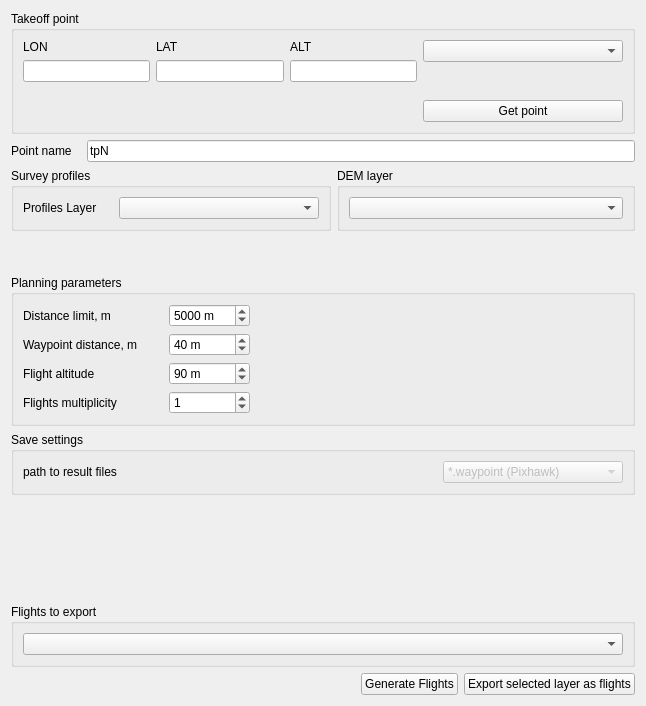
This is UI/FlightPlanning/FlightPlan_prototype.ui in raulett/RousettusTool as Qt 5 draws it before an edit. The edited form follows.
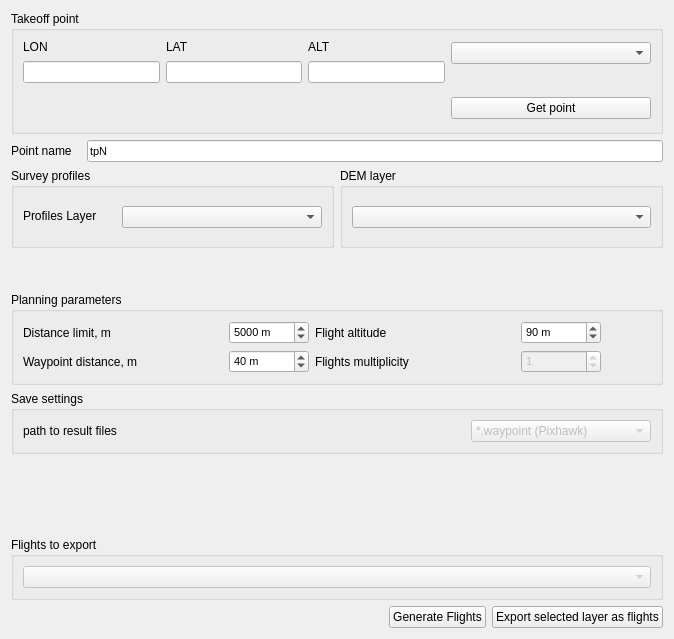
This is the edited form. Custom widgets are drawn as their Qt base class.

```diff
--- a/UI/FlightPlanning/FlightPlan_prototype.ui
+++ b/UI/FlightPlanning/FlightPlan_prototype.ui
@@ -6,8 +6,8 @@
    <rect>
     <x>0</x>
     <y>0</y>
-    <width>646</width>
-    <height>706</height>
+    <width>674</width>
+    <height>639</height>
    </rect>
   </property>
   <property name="minimumSize">
@@ -36,6 +36,23 @@
        <layout class="QGridLayout" name="gridLayout">
         <item row="1" column="2">
          <widget class="QLineEdit" name="lineEdit_alt">
+          <property name="minimumSize">
+           <size>
+            <width>0</width>
+            <height>22</height>
+           </size>
+          </property>
+          <property name="maximumSize">
+           <size>
+            <width>16777215</width>
+            <height>20</height>
+           </size>
+          </property>
+          <property name="font">
+           <font>
+            <pointsize>8</pointsize>
+           </font>
+          </property>
           <property name="inputMask">
            <string/>
           </property>
@@ -43,6 +60,23 @@
         </item>
         <item row="1" column="0">
          <widget class="QLineEdit" name="lineEdit_lon">
+          <property name="minimumSize">
+           <size>
+            <width>0</width>
+            <height>22</height>
+           </size>
+          </property>
+          <property name="maximumSize">
+           <size>
+            <width>16777215</width>
+            <height>20</height>
+           </size>
+          </property>
+          <property name="font">
+           <font>
+            <pointsize>8</pointsize>
+           </font>
+          </property>
           <property name="inputMask">
            <string/>
           </property>
@@ -70,6 +104,23 @@
         </item>
         <item row="1" column="1">
          <widget class="QLineEdit" name="lineEdit_lat">
+          <property name="minimumSize">
+           <size>
+            <width>0</width>
+            <height>22</height>
+           </size>
+          </property>
+          <property name="maximumSize">
+           <size>
+            <width>16777215</width>
+            <height>20</height>
+           </size>
+          </property>
+          <property name="font">
+           <font>
+            <pointsize>8</pointsize>
+           </font>
+          </property>
           <property name="inputMask">
            <string/>
           </property>
@@ -113,19 +164,42 @@
           <property name="minimumSize">
            <size>
             <width>200</width>
-            <height>0</height>
+            <height>22</height>
            </size>
           </property>
           <property name="maximumSize">
            <size>
             <width>200</width>
-            <height>16777215</height>
+            <height>20</height>
            </size>
           </property>
+          <property name="font">
+           <font>
+            <pointsize>8</pointsize>
+           </font>
+          </property>
          </widget>
         </item>
         <item>
-         <widget class="QgsFeaturePickerWidget" name="takeoff_point_ComboBox"/>
+         <widget class="QgsFeaturePickerWidget" name="takeoff_point_ComboBox">
+          <property name="minimumSize">
+           <size>
+            <width>0</width>
+            <height>22</height>
+           </size>
+          </property>
+          <property name="maximumSize">
+           <size>
+            <width>16777215</width>
+            <height>20</height>
+           </size>
+          </property>
+          <property name="font">
+           <font>
+            <pointsize>8</pointsize>
+           </font>
+          </property>
+         </widget>
         </item>
         <item>
          <widget class="QPushButton" name="pushButton_get_to_point">
@@ -156,6 +230,17 @@
      </item>
      <item>
       <widget class="QLineEdit" name="lineEdit">
+       <property name="minimumSize">
+        <size>
+         <width>0</width>
+         <height>22</height>
+        </size>
+       </property>
+       <property name="font">
+        <font>
+         <pointsize>8</pointsize>
+        </font>
+       </property>
        <property name="text">
         <string>tpN</string>
        </property>
@@ -167,6 +252,12 @@
     <layout class="QHBoxLayout" name="horizontalLayout_3">
      <item>
       <widget class="QGroupBox" name="groupBox_2">
+       <property name="minimumSize">
+        <size>
+         <width>0</width>
+         <height>80</height>
+        </size>
+       </property>
        <property name="title">
         <string>Survey profiles</string>
        </property>
@@ -178,7 +269,13 @@
             <property name="minimumSize">
              <size>
               <width>90</width>
-              <height>0</height>
+              <height>20</height>
+             </size>
+            </property>
+            <property name="maximumSize">
+             <size>
+              <width>16777215</width>
+              <height>20</height>
              </size>
             </property>
             <property name="text">
@@ -191,9 +288,20 @@
             <property name="minimumSize">
              <size>
               <width>200</width>
-              <height>0</height>
+              <height>22</height>
              </size>
             </property>
+            <property name="maximumSize">
+             <size>
+              <width>16777215</width>
+              <height>20</height>
+             </size>
+            </property>
+            <property name="font">
+             <font>
+              <pointsize>8</pointsize>
+             </font>
+            </property>
            </widget>
           </item>
          </layout>
@@ -212,9 +320,20 @@
           <property name="minimumSize">
            <size>
             <width>200</width>
-            <height>0</height>
+            <height>22</height>
            </size>
           </property>
+          <property name="maximumSize">
+           <size>
+            <width>16777215</width>
+            <height>20</height>
+           </size>
+          </property>
+          <property name="font">
+           <font>
+            <pointsize>8</pointsize>
+           </font>
+          </property>
          </widget>
         </item>
        </layout>
@@ -254,7 +373,7 @@
        <property name="minimumSize">
         <size>
          <width>200</width>
-         <height>0</height>
+         <height>32</height>
         </size>
        </property>
        <property name="maximumSize">
@@ -272,18 +391,29 @@
    </item>
    <item>
     <widget class="QGroupBox" name="groupBox_3">
+     <property name="minimumSize">
+      <size>
+       <width>200</width>
+       <height>0</height>
+      </size>
+     </property>
      <property name="title">
       <string>Planning parameters</string>
      </property>
      <layout class="QGridLayout" name="gridLayout_2">
-      <item row="0" column="1">
-       <widget class="QSpinBox" name="survey_dist_spinBox">
+      <item row="0" column="3">
+       <widget class="QSpinBox" name="flight_alt_spinBox">
         <property name="minimumSize">
          <size>
           <width>80</width>
-          <height>0</height>
+          <height>22</height>
          </size>
         </property>
+        <property name="font">
+         <font>
+          <pointsize>8</pointsize>
+         </font>
+        </property>
         <property name="suffix">
          <string> m</string>
         </property>
@@ -291,28 +421,7 @@
          <number>999999</number>
         </property>
         <property name="value">
-         <number>5000</number>
-        </property>
-       </widget>
-      </item>
-      <item row="2" column="0">
-       <widget class="QLabel" name="label_14">
-        <property name="text">
-         <string>Flight altitude</string>
-        </property>
-       </widget>
-      </item>
-      <item row="3" column="1">
-       <widget class="QSpinBox" name="flights_mult_spinBox">
-        <property name="value">
-         <number>1</number>
-        </property>
-       </widget>
-      </item>
-      <item row="3" column="0">
-       <widget class="QLabel" name="label_6">
-        <property name="text">
-         <string>Flights multiplicity</string>
+         <number>90</number>
         </property>
        </widget>
       </item>
@@ -320,10 +429,15 @@
        <widget class="QSpinBox" name="waypoint_dist_spinBox">
         <property name="minimumSize">
          <size>
-          <width>50</width>
-          <height>0</height>
+          <width>80</width>
+          <height>22</height>
          </size>
         </property>
+        <property name="font">
+         <font>
+          <pointsize>8</pointsize>
+         </font>
+        </property>
         <property name="suffix">
          <string> m</string>
         </property>
@@ -335,11 +449,37 @@
         </property>
        </widget>
       </item>
+      <item row="0" column="2">
+       <widget class="QLabel" name="label_14">
+        <property name="minimumSize">
+         <size>
+          <width>200</width>
+          <height>0</height>
+         </size>
+        </property>
+        <property name="text">
+         <string>Flight altitude</string>
+        </property>
+       </widget>
+      </item>
+      <item row="1" column="0">
+       <widget class="QLabel" name="label_9">
+        <property name="minimumSize">
+         <size>
+          <width>200</width>
+          <height>0</height>
+         </size>
+        </property>
+        <property name="text">
+         <string>Waypoint distance, m</string>
+        </property>
+       </widget>
+      </item>
       <item row="0" column="0">
        <widget class="QLabel" name="label_5">
         <property name="minimumSize">
          <size>
-          <width>140</width>
+          <width>200</width>
           <height>0</height>
          </size>
         </property>
@@ -354,21 +494,19 @@
         </property>
        </widget>
       </item>
-      <item row="1" column="0">
-       <widget class="QLabel" name="label_9">
-        <property name="text">
-         <string>Waypoint distance, m</string>
-        </property>
-       </widget>
-      </item>
-      <item row="2" column="1">
-       <widget class="QSpinBox" name="flight_alt_spinBox">
+      <item row="0" column="1">
+       <widget class="QSpinBox" name="survey_dist_spinBox">
         <property name="minimumSize">
          <size>
-          <width>50</width>
-          <height>0</height>
+          <width>80</width>
+          <height>22</height>
          </size>
         </property>
+        <property name="font">
+         <font>
+          <pointsize>8</pointsize>
+         </font>
+        </property>
         <property name="suffix">
          <string> m</string>
         </property>
@@ -376,11 +514,45 @@
          <number>999999</number>
         </property>
         <property name="value">
-         <number>90</number>
+         <number>5000</number>
         </property>
        </widget>
       </item>
       <item row="1" column="2">
+       <widget class="QLabel" name="label_6">
+        <property name="minimumSize">
+         <size>
+          <width>200</width>
+          <height>0</height>
+         </size>
+        </property>
+        <property name="text">
+         <string>Flights multiplicity</string>
+        </property>
+       </widget>
+      </item>
+      <item row="1" column="3">
+       <widget class="QSpinBox" name="flights_mult_spinBox">
+        <property name="enabled">
+         <bool>false</bool>
+        </property>
+        <property name="minimumSize">
+         <size>
+          <width>80</width>
+          <height>22</height>
+         </size>
+        </property>
+        <property name="font">
+         <font>
+          <pointsize>8</pointsize>
+         </font>
+        </property>
+        <property name="value">
+         <number>1</number>
+        </property>
+       </widget>
+      </item>
+      <item row="0" column="4">
        <spacer name="horizontalSpacer_2">
         <property name="orientation">
          <enum>Qt::Horizontal</enum>
@@ -473,7 +645,11 @@
      </property>
      <layout class="QHBoxLayout" name="horizontalLayout_4">
       <item>
-       <widget class="QgsMapLayerComboBox" name="mMapLayerComboBox_Flights"/>
+       <widget class="QgsMapLayerComboBox" name="mMapLayerComboBox_Flights">
+        <property name="enabled">
+         <bool>false</bool>
+        </property>
+       </widget>
       </item>
      </layout>
     </widget>
@@ -505,6 +681,9 @@
      </item>
      <item>
       <widget class="QPushButton" name="pushButton_export">
+       <property name="enabled">
+        <bool>true</bool>
+       </property>
        <property name="text">
         <string>Export selected layer as flights</string>
        </property>
```
